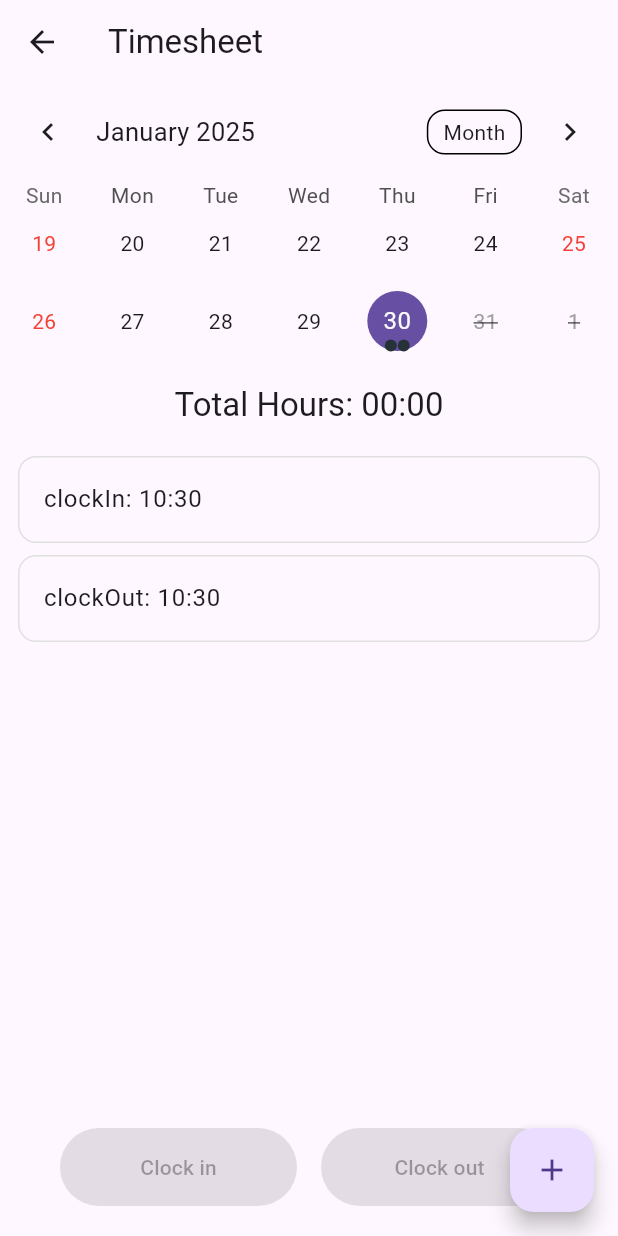
After one commit to tinowski/otro_gato, a Flutter app: the TimesheetScreen screen opened directly, after a tap on "Clock in", after a tap on "Clock out", on a phone screen of 412 x 824 dp. The commit adds this screen. Run offline on Flutter 3.47's test engine with Material 3 defaults, Android fonts, the phone set to English and light mode, and no system bars; drawn by our look-alikes of table_calendar; our stand-ins replace equatable, firebase_auth, firebase_core, flutter_bloc; accounts and stored records are empty.

Commit message:
Adding timesheets screen basic

```diff
--- /dev/null
+++ b/lib/screens/timesheet_screen.dart
@@ -0,0 +1,260 @@
+import 'package:flutter/material.dart';
+import 'package:table_calendar/table_calendar.dart';
+import 'package:intl/intl.dart';
+
+class TimesheetScreen extends StatefulWidget {
+  @override
+  _TimesheetScreenState createState() => _TimesheetScreenState();
+}
+
+class _TimesheetScreenState extends State<TimesheetScreen> {
+  CalendarFormat _calendarFormat = CalendarFormat.twoWeeks;
+  DateTime _focusedDay = DateTime.now();
+  DateTime? _selectedDay;
+  Map<DateTime, List<TimeEntry>> _events = {};
+  DateTime? _clockInTime;
+  DateTime? _clockOutTime;
+  bool _hasClockIn = false;
+  bool _hasClockOut = false;
+
+  @override
+  void initState() {
+    super.initState();
+    _selectedDay = _focusedDay;
+    _events[DateTime(_focusedDay.year, _focusedDay.month, _focusedDay.day)] =
+        [];
+  }
+
+  List<TimeEntry> _getEventsForDay(DateTime day) {
+    final normalizedDay = DateTime(day.year, day.month, day.day);
+    return _events[normalizedDay] ?? [];
+  }
+
+  void _onDaySelected(DateTime selectedDay, DateTime focusedDay) {
+    if (!isSameDay(_selectedDay, selectedDay)) {
+      setState(() {
+        _selectedDay = selectedDay;
+        _focusedDay = focusedDay;
+        // Reset clock in/out state when changing days
+        if (!isSameDay(selectedDay, DateTime.now())) {
+          _clockInTime = null;
+          _clockOutTime = null;
+          _hasClockIn = false;
+          _hasClockOut = false;
+        } else {
+          // Check if there are existing clock events for today
+          final todayEvents = _getEventsForDay(selectedDay);
+          for (var event in todayEvents) {
+            if (event.type == TimeEntryType.clockIn) {
+              _clockInTime = event.timestamp;
+              _hasClockIn = true;
+            } else if (event.type == TimeEntryType.clockOut) {
+              _clockOutTime = event.timestamp;
+              _hasClockOut = true;
+            }
+          }
+        }
+      });
+    }
+  }
+
+  String _calculateHours() {
+    if (_clockInTime != null && _clockOutTime != null) {
+      final difference = _clockOutTime!.difference(_clockInTime!);
+      final hours = difference.inHours;
+      final minutes = (difference.inMinutes % 60);
+      return '${hours.toString().padLeft(2, '0')}:${minutes.toString().padLeft(2, '0')}';
+    }
+    return '--:--';
+  }
+
+  void _addTimeEntry(TimeEntryType type) {
+    final now = DateTime.now();
+    final entry = TimeEntry(
+      type: type,
+      timestamp: now,
+    );
+
+    setState(() {
+      final normalizedDay =
+          DateTime(_selectedDay!.year, _selectedDay!.month, _selectedDay!.day);
+      if (!_events.containsKey(normalizedDay)) {
+        _events[normalizedDay] = [];
+      }
+      _events[normalizedDay]!.add(entry);
+
+      if (type == TimeEntryType.clockIn) {
+        _clockInTime = now;
+        _hasClockIn = true;
+      } else if (type == TimeEntryType.clockOut) {
+        _clockOutTime = now;
+        _hasClockOut = true;
+      }
+    });
+  }
+
+  bool _isDateSelectable(DateTime day) {
+    final now = DateTime.now();
+    return day.isBefore(DateTime(now.year, now.month, now.day + 1));
+  }
+
+  @override
+  Widget build(BuildContext context) {
+    return Scaffold(
+      appBar: AppBar(
+        leading: IconButton(
+          icon: Icon(Icons.arrow_back),
+          onPressed: () => Navigator.of(context).pop(),
+        ),
+        title: Text('Timesheet'),
+      ),
+      body: Column(
+        children: [
+          TableCalendar(
+            firstDay: DateTime.utc(2010, 10, 16),
+            lastDay: DateTime.utc(2030, 3, 14),
+            focusedDay: _focusedDay,
+            calendarFormat: _calendarFormat,
+            selectedDayPredicate: (day) {
+              return isSameDay(_selectedDay, day);
+            },
+            onDaySelected: _onDaySelected,
+            onFormatChanged: (format) {
+              if (_calendarFormat != format) {
+                setState(() {
+                  _calendarFormat = format;
+                });
+              }
+            },
+            onPageChanged: (focusedDay) {
+              _focusedDay = focusedDay;
+            },
+            eventLoader: (day) => _getEventsForDay(day),
+            calendarStyle: CalendarStyle(
+              outsideDaysVisible: false,
+              weekendTextStyle: TextStyle(color: Colors.red),
+              selectedDecoration: BoxDecoration(
+                color: Theme.of(context).primaryColor,
+                shape: BoxShape.circle,
+              ),
+              todayDecoration: BoxDecoration(
+                color: Theme.of(context).primaryColor.withOpacity(0.5),
+                shape: BoxShape.circle,
+              ),
+              disabledTextStyle: TextStyle(
+                color: Colors.grey,
+                decoration: TextDecoration.lineThrough,
+              ),
+            ),
+            enabledDayPredicate: _isDateSelectable,
+            availableCalendarFormats: const {
+              CalendarFormat.month: 'Month',
+              CalendarFormat.twoWeeks: '2 weeks',
+            },
+          ),
+          if (_hasClockIn && _hasClockOut)
+            Padding(
+              padding: const EdgeInsets.all(16.0),
+              child: Text(
+                'Total Hours: ${_calculateHours()}',
+                style: Theme.of(context).textTheme.titleLarge,
+              ),
+            ),
+          Expanded(
+            child: ValueListenableBuilder<List<TimeEntry>>(
+              valueListenable: ValueNotifier(_getEventsForDay(_selectedDay!)),
+              builder: (context, events, _) {
+                return ListView.builder(
+                  itemCount: events.length,
+                  itemBuilder: (context, index) {
+                    final event = events[index];
+                    return Container(
+                      margin: const EdgeInsets.symmetric(
+                        horizontal: 12.0,
+                        vertical: 4.0,
+                      ),
+                      decoration: BoxDecoration(
+                        border: Border.all(color: Colors.grey.shade300),
+                        borderRadius: BorderRadius.circular(12.0),
+                      ),
+                      child: ListTile(
+                        title: Text(
+                          '${event.type.toString().split('.').last}: ${DateFormat('HH:mm').format(event.timestamp)}',
+                        ),
+                      ),
+                    );
+                  },
+                );
+              },
+            ),
+          ),
+          if (isSameDay(_selectedDay, DateTime.now()))
+            Container(
+              padding:
+                  const EdgeInsets.symmetric(vertical: 20.0, horizontal: 32.0),
+              child: Row(
+                mainAxisAlignment: MainAxisAlignment.spaceEvenly,
+                children: [
+                  Expanded(
+                    child: Padding(
+                      padding: const EdgeInsets.symmetric(horizontal: 8.0),
+                      child: ElevatedButton(
+                        onPressed: _hasClockIn
+                            ? null
+                            : () => _addTimeEntry(TimeEntryType.clockIn),
+                        style: ElevatedButton.styleFrom(
+                          padding: EdgeInsets.symmetric(vertical: 16.0),
+                          shape: RoundedRectangleBorder(
+                            borderRadius: BorderRadius.circular(30),
+                          ),
+                        ),
+                        child: Text('Clock in'),
+                      ),
+                    ),
+                  ),
+                  Expanded(
+                    child: Padding(
+                      padding: const EdgeInsets.symmetric(horizontal: 8.0),
+                      child: ElevatedButton(
+                        onPressed: !_hasClockIn || _hasClockOut
+                            ? null
+                            : () => _addTimeEntry(TimeEntryType.clockOut),
+                        style: ElevatedButton.styleFrom(
+                          padding: EdgeInsets.symmetric(vertical: 16.0),
+                          shape: RoundedRectangleBorder(
+                            borderRadius: BorderRadius.circular(30),
+                          ),
+                        ),
+                        child: Text('Clock out'),
+                      ),
+                    ),
+                  ),
+                ],
+              ),
+            ),
+        ],
+      ),
+      floatingActionButton: FloatingActionButton(
+        onPressed: () {
+          // TODO: Implement add action
+        },
+        child: Icon(Icons.add),
+      ),
+    );
+  }
+}
+
+enum TimeEntryType {
+  clockIn,
+  clockOut,
+}
+
+class TimeEntry {
+  final TimeEntryType type;
+  final DateTime timestamp;
+
+  TimeEntry({
+    required this.type,
+    required this.timestamp,
+  });
+}
--- a/pubspec.yaml
+++ b/pubspec.yaml
@@ -37,6 +37,8 @@ dependencies:
      equatable: ^2.0.7
      get_it: ^8.0.3
      shared_preferences: ^2.5.1
+     table_calendar: ^3.0.9
+     intl: ^0.18.1
 
      # The following adds the Cupertino Icons font to your application.
      # Use with the CupertinoIcons class for iOS style icons.
```
Also changed, not shown: lib/screens/dashboard_screen.dart (+83 -3 lines), lib/screens/home_screen.dart (+13 -3 lines), lib/widgets/app_drawer.dart (+20 -1 lines), pubspec.lock, 2 other files.
